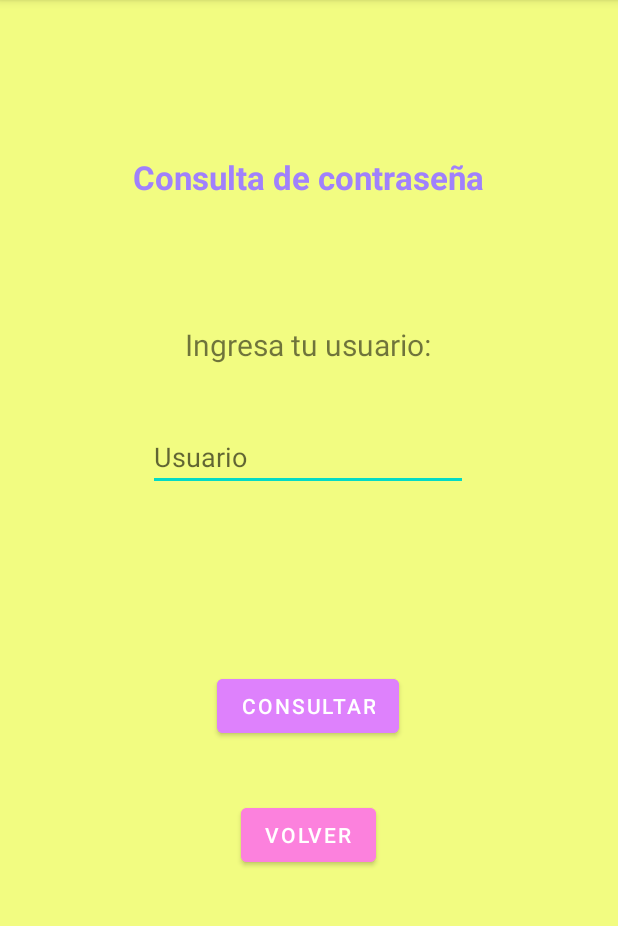
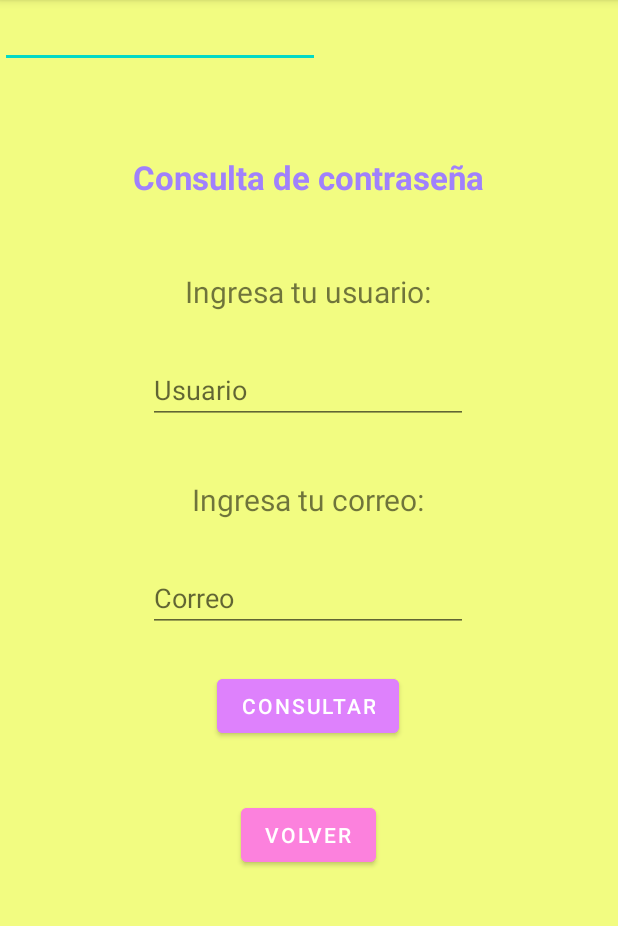
Before and after one commit to EdherSai/AppProyectoFinal, an Android app: the Olvide screen opened directly, with no data from a screen before it, on a phone screen of 412 x 824 dp, the part 84-1010 px from its top. Run offline under Robolectric (Android 15) with nearby library versions, the phone set to English and light mode, and no system bars; our stand-ins replace Volley.

Commit message:
Creo que ahora si

```diff
--- a/app/build.gradle
+++ b/app/build.gradle
@@ -33,6 +33,7 @@ dependencies {
     implementation 'com.google.android.material:material:1.6.1'
     implementation 'androidx.constraintlayout:constraintlayout:2.1.4'
     implementation 'com.google.code.gson:gson:2.9.1'
+    implementation("com.android.volley:volley:1.2.1")
     testImplementation 'junit:junit:4.13.2'
     androidTestImplementation 'androidx.test.ext:junit:1.1.3'
     androidTestImplementation 'androidx.test.espresso:espresso-core:3.4.0'
--- a/app/src/main/AndroidManifest.xml
+++ b/app/src/main/AndroidManifest.xml
@@ -2,6 +2,9 @@
 <manifest xmlns:android="http://schemas.android.com/apk/res/android"
     xmlns:tools="http://schemas.android.com/tools"
     package="com.example.myapplication">
+
+    <uses-permission android:name="android.permissionn.INTERNET" />
+    <uses-permission android:name="android.permission.ACCESS_NETWORK_STATE" />
 
     <application
         android:allowBackup="true"
--- a/app/src/main/java/com/example/myapplication/EditarLista.java
+++ b/app/src/main/java/com/example/myapplication/EditarLista.java
@@ -74,8 +74,8 @@ public class EditarLista extends AppCompatActivity {
                         String valorPassword = Pass.getText().toString();
 
                         MyData myData = new MyData();
-                        String nom = myData.setName(valorNombre);
-                        String con = myData.setContra(valorPassword);
+                        myData.setName(valorNombre);
+                        myData.setContra(valorPassword);
 
                         Gson gson = new Gson();
                         String json = gson.toJson(myData);
--- a/app/src/main/java/com/example/myapplication/MyAdapter.java
+++ b/app/src/main/java/com/example/myapplication/MyAdapter.java
@@ -75,6 +75,7 @@ public class MyAdapter extends BaseAdapter implements Serializable {
         ImageButton borrar = null;
         view = layoutInflater.inflate(R.layout.activity_list_view, null );
         Nombre = view.findViewById(R.id.textViewId);
+        Contra = view.findViewById(R.id.textViewContra);
         editar = view.findViewById(R.id.ImgEditar);
         borrar = view.findViewById(R.id.ImgBorrar);
         foto = view.findViewById(R.id.imageViewId);
--- a/app/src/main/java/com/example/myapplication/MyData.java
+++ b/app/src/main/java/com/example/myapplication/MyData.java
@@ -20,6 +20,8 @@ public class MyData implements Serializable {
     public String setContra(String contra) {
 
         this.contra = contra;
+
+        return contra;
     }
 
     public String getName() {
@@ -30,6 +32,7 @@ public class MyData implements Serializable {
     public String setName(String name) {
 
         this.name = name;
+        return name;
     }
 
     public int getImage() {
--- a/app/src/main/java/com/example/myapplication/PaginaPrincipal.java
+++ b/app/src/main/java/com/example/myapplication/PaginaPrincipal.java
@@ -41,7 +41,7 @@ public class PaginaPrincipal extends AppCompatActivity {
         list = new ArrayList<MyData>();
         Intent intent = getIntent();
 
-        int numArchivo = getIntent().getExtras().getInt("archivo");
+        int numArchivo = getIntent().getExtras().getInt("numArchivo");
 
         try{
             BufferedReader fileU = new BufferedReader(new InputStreamReader(openFileInput("Archivo" + numArchivo + ".txt")));
@@ -90,7 +90,7 @@ public class PaginaPrincipal extends AppCompatActivity {
 */
 
         try{
-            int y = getIntent().getExtras().getInt("archivo");
+            int y = getIntent().getExtras().getInt("numArchivo");
             json json = new json();
             BufferedReader archivito = new BufferedReader(new InputStreamReader(openFileInput("Archivo" + y + ".txt")));
             String datos = archivito.readLine();
--- a/app/src/main/java/com/example/myapplication/json.java
+++ b/app/src/main/java/com/example/myapplication/json.java
@@ -16,7 +16,8 @@ public class json extends AppCompatActivity{
 
     public static MyInfo leerJson(String textoJson){
         Gson gson = new Gson();
-        MyInfo datos = gson.fromJson(textoJson, MyInfo.class);
+        Des des  =  new Des();
+        MyInfo datos = gson.fromJson(Des.desCifrar(textoJson), MyInfo.class);
 
         return datos;
     }
--- a/app/src/main/java/com/example/myapplication/registro.java
+++ b/app/src/main/java/com/example/myapplication/registro.java
@@ -184,6 +184,10 @@ public class registro extends AppCompatActivity {
                         mensaje = "ERROR";
                     }
 
+                    Des des = new Des();
+                    String textoFinal = des.cifrar(json);
+                    Log.d(TAG, textoFinal);
+
                     try {
                         json json2 = new json();
                         boolean BucleArchivo = true;
@@ -206,7 +210,7 @@ public class registro extends AppCompatActivity {
                                 }
                             } else {
                                 BufferedWriter file = new BufferedWriter(new OutputStreamWriter(openFileOutput("Archivo" + x + ".txt", Context.MODE_PRIVATE)));
-                                file.write(json);
+                                file.write(textoFinal);
                                 file.close();
                                 mensaje = "¡Registro exitoso!";
                                 BucleArchivo = false;
--- a/app/src/main/res/layout/activity_olvide.xml
+++ b/app/src/main/res/layout/activity_olvide.xml
@@ -7,18 +7,37 @@
     android:background="#F2FC81"
     tools:context=".Olvide">
 
+    <EditText
+        android:id="@+id/editTextTextEmailAddress2"
+        android:layout_width="wrap_content"
+        android:layout_height="wrap_content"
+        android:ems="10"
+        android:inputType="textEmailAddress" />
+
+    <TextView
+        android:id="@+id/textView18"
+        android:layout_width="wrap_content"
+        android:layout_height="wrap_content"
+        android:text="Ingresa tu correo:"
+        android:textSize="20sp"
+        app:layout_constraintBottom_toBottomOf="parent"
+        app:layout_constraintEnd_toEndOf="parent"
+        app:layout_constraintHorizontal_bias="0.498"
+        app:layout_constraintStart_toStartOf="parent"
+        app:layout_constraintTop_toTopOf="parent"
+        app:layout_constraintVertical_bias="0.431" />
+
     <TextView
         android:id="@+id/textView12"
         android:layout_width="wrap_content"
         android:layout_height="wrap_content"
+        android:layout_marginTop="48dp"
         android:text="Ingresa tu usuario:"
         android:textSize="20sp"
-        app:layout_constraintBottom_toBottomOf="parent"
         app:layout_constraintEnd_toEndOf="parent"
         app:layout_constraintHorizontal_bias="0.497"
         app:layout_constraintStart_toStartOf="parent"
-        app:layout_constraintTop_toTopOf="parent"
-        app:layout_constraintVertical_bias="0.292" />
+        app:layout_constraintTop_toBottomOf="@+id/textView11" />
 
     <EditText
         android:id="@+id/EditUsr"
@@ -27,19 +46,20 @@
         android:ems="10"
         android:hint="Usuario"
         android:inputType="textPersonName"
-        app:layout_constraintBottom_toBottomOf="parent"
+        app:layout_constraintBottom_toTopOf="@+id/textView18"
         app:layout_constraintEnd_toEndOf="parent"
         app:layout_constraintHorizontal_bias="0.497"
         app:layout_constraintStart_toStartOf="parent"
-        app:layout_constraintTop_toTopOf="parent"
-        app:layout_constraintVertical_bias="0.39" />
+        app:layout_constraintTop_toBottomOf="@+id/textView12"
+        app:layout_constraintVertical_bias="0.446" />
 
     <Button
         android:id="@+id/BotonC"
         android:layout_width="wrap_content"
         android:layout_height="wrap_content"
+        android:backgroundTint="#DE81FC"
         android:text="Consultar"
-        android:backgroundTint="#DE81FC"
+        android:onClick="RecuperarContraseña"
         app:layout_constraintBottom_toBottomOf="parent"
         app:layout_constraintEnd_toEndOf="parent"
         app:layout_constraintHorizontal_bias="0.498"
@@ -67,6 +87,7 @@
         android:layout_width="wrap_content"
         android:layout_height="wrap_content"
         android:text="Volver"
+        android:onClick="Volver"
         android:backgroundTint="#FC81DD"
         app:layout_constraintBottom_toBottomOf="parent"
         app:layout_constraintEnd_toEndOf="parent"
@@ -74,4 +95,18 @@
         app:layout_constraintStart_toStartOf="parent"
         app:layout_constraintTop_toTopOf="parent"
         app:layout_constraintVertical_bias="0.74" />
+
+    <EditText
+        android:id="@+id/editCorreo"
+        android:layout_width="wrap_content"
+        android:layout_height="wrap_content"
+        android:hint="Correo"
+        android:ems="10"
+        android:inputType="textEmailAddress"
+        app:layout_constraintBottom_toTopOf="@+id/BotonC"
+        app:layout_constraintEnd_toEndOf="parent"
+        app:layout_constraintHorizontal_bias="0.497"
+        app:layout_constraintStart_toStartOf="parent"
+        app:layout_constraintTop_toBottomOf="@+id/textView18"
+        app:layout_constraintVertical_bias="0.541" />
 </androidx.constraintlayout.widget.ConstraintLayout>
```
Also changed, not shown: app/src/main/java/com/example/myapplication/Des.java (added, +50 -0 lines), app/src/main/java/com/example/myapplication/Login.java (+8 -2 lines), app/src/main/java/com/example/myapplication/MyDesUtil.java (added, +207 -0 lines), app/src/main/java/com/example/myapplication/Olvide.java (+170 -18 lines), app/src/main/res/layout/activity_editar_lista.xml (+4 -4 lines), app/src/main/res/layout/activity_list_view.xml (+16 -3 lines).
